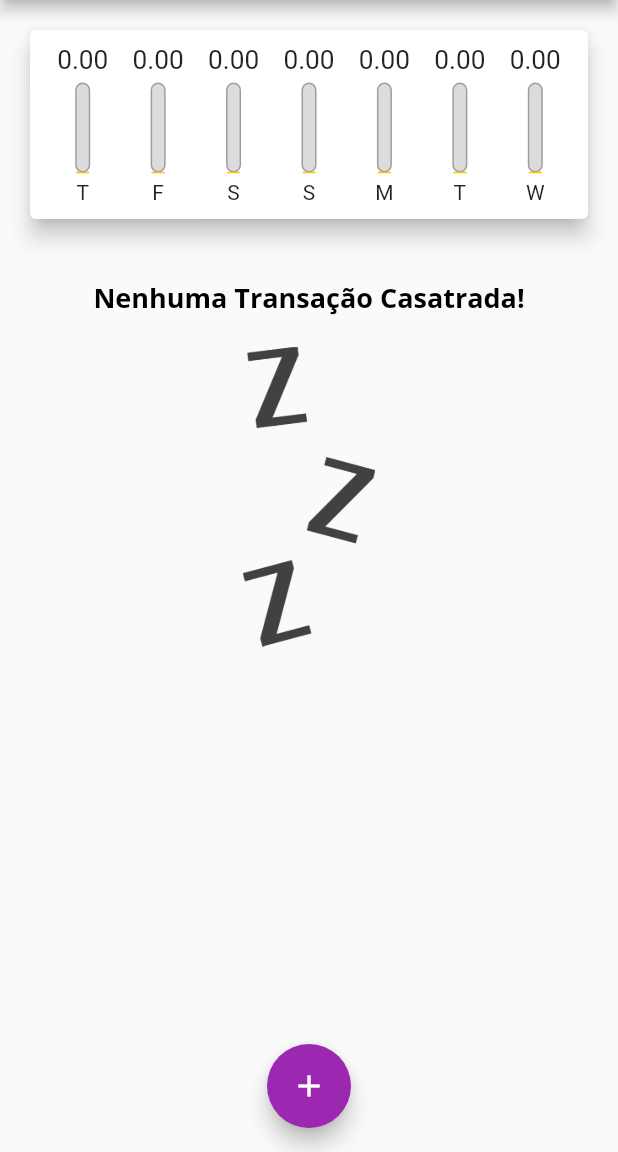
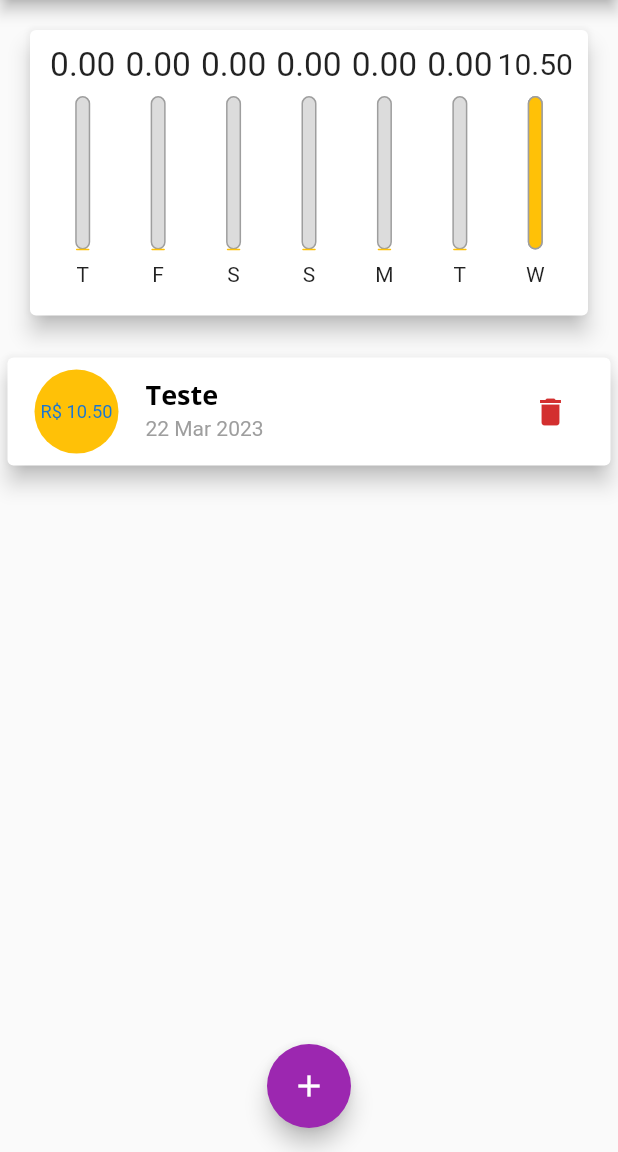
Before and after one commit to renansantos07/learning_flutter, a Flutter app: the screen it shows after launch, on a phone screen of 412 x 824 dp, the part 84-1236 px from its top. Run offline on Flutter 3.47's test engine with Material 2 defaults, Android fonts, the phone set to English and light mode, and no system bars; missing offline and left inert: dart:ffi.

Commit message:
aulas adaptativas e responsivas

```diff
--- a/ryc_expenses/lib/components/chart_bar.dart
+++ b/ryc_expenses/lib/components/chart_bar.dart
@@ -13,19 +13,20 @@ class ChartBar extends StatelessWidget {
 
   @override
   Widget build(BuildContext context) {
+    return LayoutBuilder(builder: (context, contraints) {
       return Column(
         children: <Widget>[
           Container(
-          height: 20,
+            height: contraints.maxHeight * 0.15,
             child: FittedBox(
               child: Text('${value.toStringAsFixed(2)}'),
             ),
           ),
-        const SizedBox(
-          height: 5,
+          SizedBox(
+            height: contraints.maxHeight * 0.05,
           ),
           Container(
-          height: 60,
+            height: contraints.maxHeight * 0.6,
             width: 10,
             child: Stack(
               alignment: Alignment.bottomCenter,
@@ -48,11 +49,15 @@ class ChartBar extends StatelessWidget {
               ],
             ),
           ),
-        const SizedBox(
-          height: 5,
+          SizedBox(
+            height: contraints.maxHeight * 0.05,
           ),
-        Text(label)
+          Container(
+            height: contraints.maxHeight * 0.15,
+            child: Text(label),
+          )
         ],
       );
+    });
   }
 }
--- a/ryc_expenses/lib/components/transaction_form.dart
+++ b/ryc_expenses/lib/components/transaction_form.dart
@@ -43,10 +43,16 @@ class _TransactionFormState extends State<TransactionForm> {
 
   @override
   Widget build(BuildContext context) {
-    return Card(
+    return SingleChildScrollView(
+      child: Card(
         elevation: 5,
         child: Padding(
-        padding: const EdgeInsets.all(10),
+          padding: EdgeInsets.only(
+            top: 10,
+            right: 10,
+            left: 10,
+            bottom: 10 + MediaQuery.of(context).viewInsets.bottom,
+          ),
           child: Column(
             children: <Widget>[
               TextField(
@@ -99,6 +105,7 @@ class _TransactionFormState extends State<TransactionForm> {
             ],
           ),
         ),
+      ),
     );
   }
 }
--- a/ryc_expenses/lib/components/transaction_list.dart
+++ b/ryc_expenses/lib/components/transaction_list.dart
@@ -13,27 +13,32 @@ class TransactionList extends StatelessWidget {
     return Container(
       height: 620,
       child: transactions.isEmpty
-          ? Column(
+          ? LayoutBuilder(builder: (context, constraints) {
+              return Column(
                 children: [
-                const SizedBox(
-                  height: 20,
+                  SizedBox(
+                    height: constraints.maxHeight * 0.05,
                   ),
-                Text(
+                  Container(
+                    height: constraints.maxHeight * 0.2,
+                    child: Text(
                       "Nenhuma Transação Casatrada!",
                       style: Theme.of(context).textTheme.headlineLarge,
                     ),
-                const SizedBox(
-                  height: 20,
+                  ),
+                  SizedBox(
+                    height: constraints.maxHeight * 0.05,
                   ),
                   Container(
-                  height: 200,
+                    height: constraints.maxHeight * 0.6,
                     child: Image.asset(
                       'assets/images/waiting.png',
                       fit: BoxFit.cover,
                     ),
                   ),
                 ],
-            )
+              );
+            })
           : ListView.builder(
               itemCount: transactions.length,
               itemBuilder: (ctx, index) {
--- a/ryc_expenses/lib/main.dart
+++ b/ryc_expenses/lib/main.dart
@@ -1,3 +1,5 @@
+import 'dart:ffi';
+
 import 'package:flutter/material.dart';
 import 'package:ryc_expenses/components/transaction_form.dart';
 import 'package:ryc_expenses/components/transaction_list.dart';
@@ -52,7 +54,16 @@ class MyHome extends StatefulWidget {
 }
 
 class _MyHomeState extends State<MyHome> {
-  final List<Transaction> _transactions = [];
+  final List<Transaction> _transactions = [
+    Transaction(
+      id: Random().nextDouble().toString(),
+      title: "Teste",
+      value: 10.50,
+      date: DateTime.now(),
+    )
+  ];
+
+  bool _showChart = false;
 
   List<Transaction> get _recentTransactions {
     return _transactions.where((element) {
@@ -96,22 +107,48 @@ class _MyHomeState extends State<MyHome> {
 
   @override
   Widget build(BuildContext context) {
-    return Scaffold(
-      appBar: AppBar(
+    bool isLandscape =
+        MediaQuery.of(context).orientation == Orientation.landscape;
+
+    final appBar = AppBar(
       title: const Text("Despesas Pessoais"),
       actions: <Widget>[
+        if (isLandscape)
+          IconButton(
+            onPressed: () {
+              setState(() {
+                _showChart = !_showChart;
+              });
+            },
+            icon: Icon(_showChart ? Icons.list : Icons.show_chart),
+          ),
         IconButton(
           onPressed: () => _openTransactionModal(context),
           icon: const Icon(Icons.add),
         )
       ],
-      ),
+    );
+
+    final availableHeight = MediaQuery.of(context).size.height -
+        appBar.preferredSize.height -
+        MediaQuery.of(context).padding.top;
+
+    return Scaffold(
+      appBar: appBar,
       body: SingleChildScrollView(
         child: Column(
           crossAxisAlignment: CrossAxisAlignment.stretch,
           children: <Widget>[
-            Chart(_recentTransactions),
-            TransactionList(_transactions, _removeTransaction)
+            if (_showChart || !isLandscape)
+              Container(
+                height: availableHeight * (isLandscape ? 0.7 : 0.3),
+                child: Chart(_recentTransactions),
+              ),
+            if (!_showChart || !isLandscape)
+              Container(
+                height: availableHeight * 0.8,
+                child: TransactionList(_transactions, _removeTransaction),
+              )
           ],
         ),
       ),
```
Lines whose indentation alone changed are shown as unchanged.
